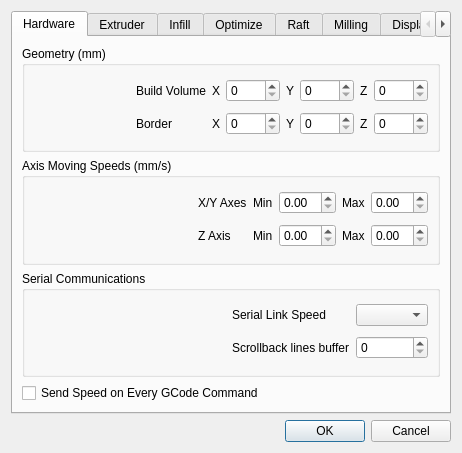
First picture: the form in RepsnapperQt/preferences_dlg.ui, repository timschmidt/repsnapper, before the edit.
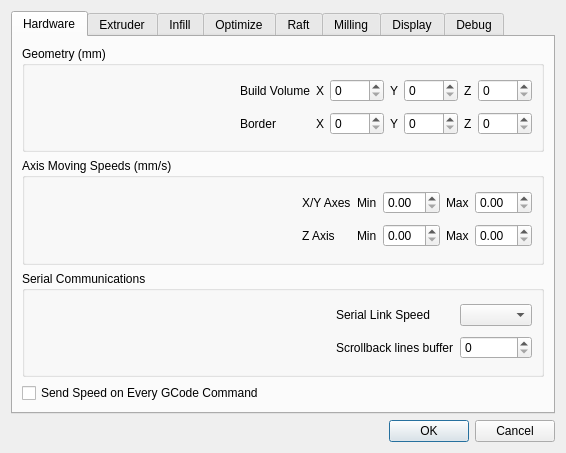
Second picture: the form after the edit. Icons and pictures are not drawn.

Commit message: connect signals of all widgets with "_"

Diff of the .ui file:
```diff
--- a/RepsnapperQt/preferences_dlg.ui
+++ b/RepsnapperQt/preferences_dlg.ui
@@ -6,7 +6,7 @@
    <rect>
     <x>0</x>
     <y>0</y>
-    <width>462</width>
+    <width>566</width>
     <height>453</height>
    </rect>
   </property>
```
The commit also changes 4 other files.
